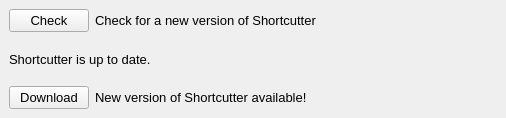
The window that src/plugin/shortcutter/ui/shortcutter_update.ui (Kezyma/ModOrganizer-Plugins) describes before a commit, drawn with Qt 5.
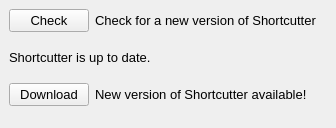
The same window after the commit.

```diff
--- a/src/plugin/shortcutter/ui/shortcutter_update.ui
+++ b/src/plugin/shortcutter/ui/shortcutter_update.ui
@@ -6,8 +6,8 @@
    <rect>
     <x>0</x>
     <y>0</y>
-    <width>506</width>
-    <height>118</height>
+    <width>336</width>
+    <height>128</height>
    </rect>
   </property>
   <property name="windowTitle">
@@ -31,6 +31,12 @@
    </property>
    <item>
     <widget class="QWidget" name="checkUpdateWidget" native="true">
+     <property name="sizePolicy">
+      <sizepolicy hsizetype="Preferred" vsizetype="Maximum">
+       <horstretch>0</horstretch>
+       <verstretch>0</verstretch>
+      </sizepolicy>
+     </property>
      <layout class="QHBoxLayout" name="horizontalLayout">
       <item>
        <widget class="QPushButton" name="checkUpdateButton">
@@ -73,6 +79,12 @@
    </item>
    <item>
     <widget class="QWidget" name="noUpdateWidget" native="true">
+     <property name="sizePolicy">
+      <sizepolicy hsizetype="Preferred" vsizetype="Maximum">
+       <horstretch>0</horstretch>
+       <verstretch>0</verstretch>
+      </sizepolicy>
+     </property>
      <layout class="QVBoxLayout" name="verticalLayout_2">
       <item>
        <widget class="QLabel" name="noUpdateLabel">
@@ -91,6 +103,12 @@
    </item>
    <item>
     <widget class="QWidget" name="updateFoundWidget" native="true">
+     <property name="sizePolicy">
+      <sizepolicy hsizetype="Preferred" vsizetype="Maximum">
+       <horstretch>0</horstretch>
+       <verstretch>0</verstretch>
+      </sizepolicy>
+     </property>
      <layout class="QHBoxLayout" name="horizontalLayout_2">
       <item>
        <widget class="QPushButton" name="updateFoundButton">
@@ -131,6 +149,9 @@
      </layout>
     </widget>
    </item>
+   <item>
+    <widget class="QWidget" name="widget" native="true"/>
+   </item>
   </layout>
  </widget>
  <resources/>
```
